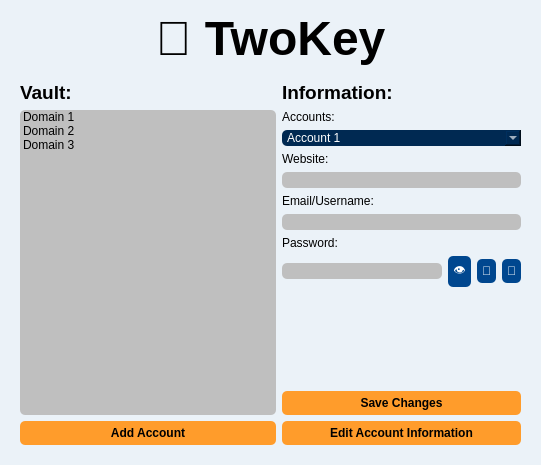
First picture: the form in Desktop App/GUI/TwoKey/twokey.ui, repository Satharus/TwoKey, before the edit.
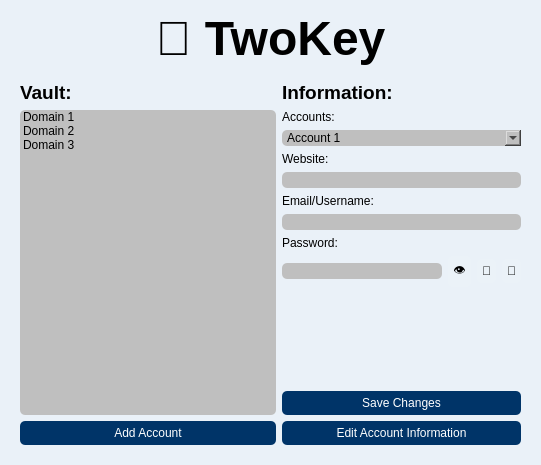
Second picture: the form after the edit. The open tabs and pages were chosen to show the change.

```diff
--- a/Desktop App/GUI/TwoKey/twokey.ui
+++ b/Desktop App/GUI/TwoKey/twokey.ui
@@ -16,7 +16,7 @@
   <property name="styleSheet">
    <string notr="true">QWidget
 {
-	background-color: #ebf2f8;
+	background-color: #eaf1f8;
 	color: #000000;
 }</string>
   </property>
@@ -594,9 +594,8 @@
              <property name="styleSheet">
               <string notr="true">QPushButton
 {
-	background-color: #ff9c2b;
-	color: #000000;
-	font-weight: bold;
+	background-color: #003468;
+	color: #ffffff;
 	border-style: solid;
 	border-color: #000000;
 	border-radius: 5px;
@@ -663,9 +662,9 @@
             <widget class="QComboBox" name="manager_accounts_combobox">
              <property name="styleSheet">
               <string notr="true">QComboBox{
-	background-color: #002952;
-	color: #ffffff;
-	selection-color: #000000;
+	background-color: #bfbfbf;
+	color: #0000;
+	selection-color: #0000;
 	selection-background-color: #bfbfbf;
 	border-style: solid;
 	border-color: #141414;
@@ -803,11 +802,29 @@
              <item>
               <widget class="QPushButton" name="manager_showpassword_button">
                <property name="styleSheet">
-                <string notr="true">	background-color: #00478f;
-	color: #fff;
-	border: 0px;
+                <string notr="true">QPushButton
+{
+	background-color: #ebf2f8;
+	color: #0000;
+	border-style: solid;
+	border-color: #ebf2f8;
 	border-radius: 5px;
 	padding: 5px;
+}
+
+
+QPushButton::hover
+{
+	background-color: #bfbfbf;
+
+}
+
+
+QPushButton::pressed
+{
+	background-color: #a6a6a6;
+
+}
 </string>
                </property>
                <property name="text">
@@ -818,11 +835,29 @@
              <item>
               <widget class="QPushButton" name="manager_copypassword_button">
                <property name="styleSheet">
-                <string notr="true">	background-color: #00478f;
-	color: #fff;
-	border: 0px;
+                <string notr="true">QPushButton
+{
+	background-color: #ebf2f8;
+	color: #0000;
+	border-style: solid;
+	border-color: #ebf2f8;
 	border-radius: 5px;
 	padding: 5px;
+}
+
+
+QPushButton::hover
+{
+	background-color: #bfbfbf;
+
+}
+
+
+QPushButton::pressed
+{
+	background-color: #a6a6a6;
+
+}
 </string>
                </property>
                <property name="text">
@@ -836,11 +871,29 @@
                 <bool>false</bool>
                </property>
                <property name="styleSheet">
-                <string notr="true">	background-color: #00478f;
-	color: #fff;
-	border: 0px;
+                <string notr="true">QPushButton
+{
+	background-color: #ebf2f8;
+	color: #0000;
+	border-style: solid;
+	border-color: #ebf2f8;
 	border-radius: 5px;
 	padding: 5px;
+}
+
+
+QPushButton::hover
+{
+	background-color: #bfbfbf;
+
+}
+
+
+QPushButton::pressed
+{
+	background-color: #a6a6a6;
+
+}
 </string>
                </property>
                <property name="text">
@@ -871,9 +924,8 @@
              <property name="styleSheet">
               <string notr="true">QPushButton
 {
-	background-color: #ff9c2b;
-	color: #000000;
-	font-weight: bold;
+	background-color: #003468;
+	color: #ffffff;
 	border-style: solid;
 	border-color: #000000;
 	border-radius: 5px;
@@ -906,9 +958,8 @@
              <property name="styleSheet">
               <string notr="true">QPushButton
 {
-	background-color: #ff9c2b;
-	color: #000000;
-	font-weight: bold;
+	background-color: #003468;
+	color: #ffffff;
 	border-style: solid;
 	border-color: #000000;
 	border-radius: 5px;
```
Left out of the diff: 170 changed lines with no effect on the pictures.
